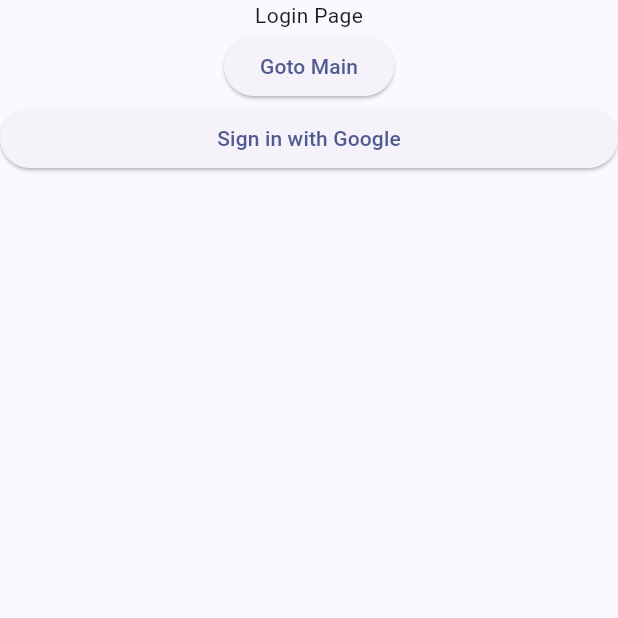
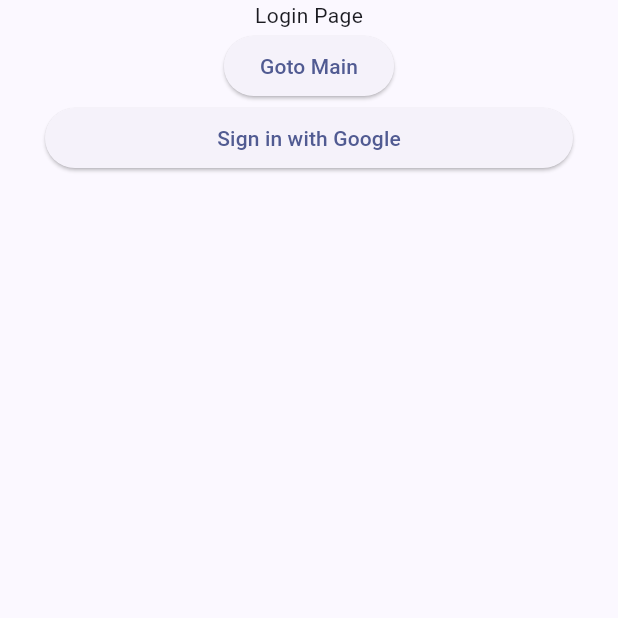
Before and after one commit to causyj/SOCDOC-Flutter, a Flutter app: the screen it shows after launch, on a phone screen of 412 x 824 dp, the top half of it. Run offline on Flutter 3.47's test engine with Material 2 defaults, Android fonts, the phone set to English and light mode, and no system bars; our stand-ins replace firebase_auth, firebase_core, google_sign_in; accounts and stored records are empty; generated files the repository leaves out were written again.

Commit message:
Update Login Page : Adjust Layout Padding

```diff
--- a/lib/Pages/LoginPage.dart
+++ b/lib/Pages/LoginPage.dart
@@ -74,7 +74,9 @@ class _LoginPageState extends State<LoginPage> {
 class _LoginButtons extends StatelessWidget {
   @override
   Widget build(BuildContext context) {
-    return Column(
+    return Padding(
+      padding: const EdgeInsets.only(left: 30.0, right: 30.0),
+      child: Column(
         children: [
           SizedBox(
             width: double.infinity,
@@ -95,6 +97,7 @@ class _LoginButtons extends StatelessWidget {
             ),
           ):const SizedBox.shrink()
         ]
+      ),
     );
   }
 }
```
Lines whose indentation alone changed are shown as unchanged.
